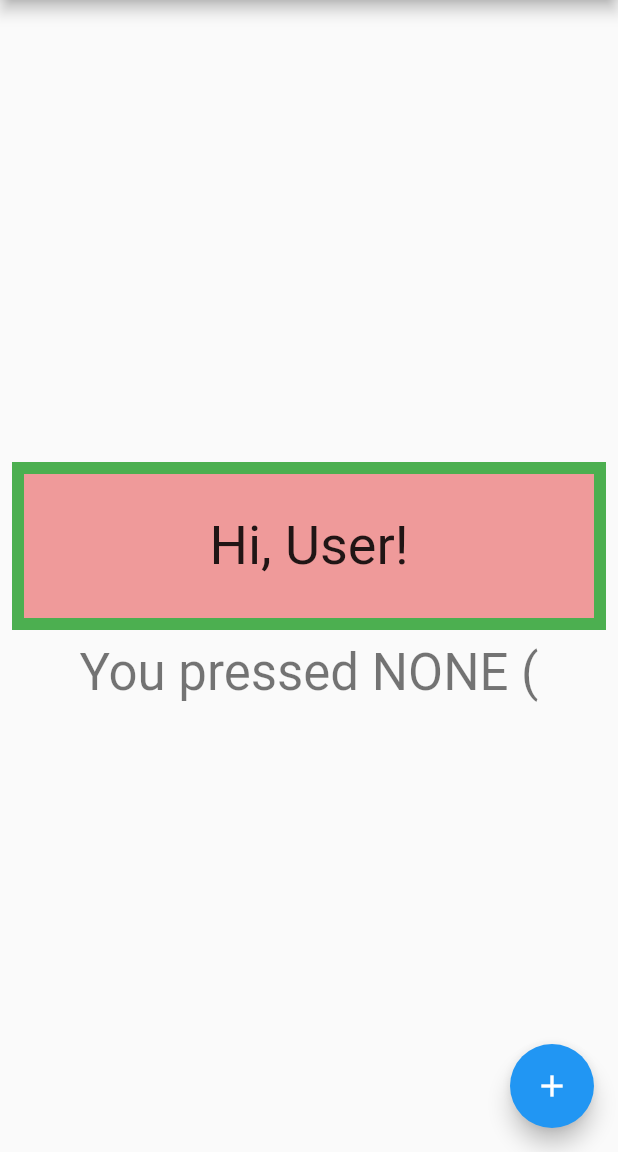
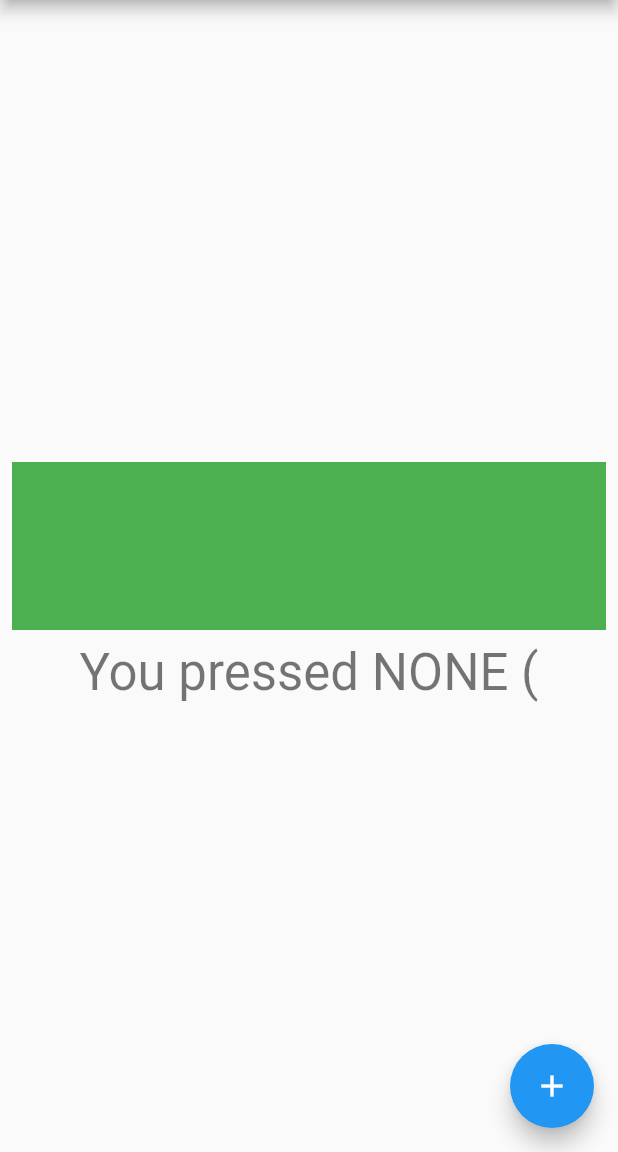
Before and after one commit to ValeriusGC/f_latte, a Flutter app: the screen it shows after launch, on a phone screen of 412 x 824 dp, the part 84-1236 px from its top. Run offline on Flutter 3.47's test engine with Material 2 defaults, Android fonts, the phone set to English and light mode, and no system bars; missing offline and left inert: geopattern_flutter.

Commit message:
ишшо

```diff
--- a/lib/background.dart
+++ b/lib/background.dart
@@ -1,10 +1,10 @@
-
 import 'dart:math';
 
 import 'package:flutter/material.dart';
 import 'package:flutter/widgets.dart';
 import 'package:geopattern_flutter/geopattern_flutter.dart';
 import 'package:geopattern_flutter/patterns/overlapping_circles.dart';
+import 'package:geopattern_flutter/patterns/squares.dart';
 
 class CustomBackground extends StatelessWidget {
   @override
@@ -17,14 +17,41 @@ class CustomBackground extends StatelessWidget {
           ny: 6,
           fillColors: List.generate(
               36,
-                  (int i) => Color.fromARGB(
-                  10 + (gen.nextDouble() * 30).round(),
-                  50 + gen.nextInt(2) * 150,
-                  50 + gen.nextInt(2) * 150,
-                  50 + gen.nextInt(2) * 150)));
+              (int i) => Color.fromARGB(
+                    10 + (gen.nextDouble() * 30).round(),
+                    50 + gen.nextInt(2) * 150,
+                    50 + gen.nextInt(2) * 150,
+                    50 + gen.nextInt(2) * 150,
+                  )));
       return CustomPaint(
           size: Size(constraints.maxWidth, constraints.maxHeight),
           painter: FullPainter(pattern: pattern, background: Colors.yellow));
     });
   }
 }
+
+class CustomBackground2 extends StatelessWidget {
+  @override
+  Widget build(BuildContext context) {
+    return LayoutBuilder(builder: (context, constraints) {
+      final gen = Random();
+      final pattern = Squares(
+        nx: 6,
+        ny: 6,
+        fillColors: List.generate(
+            36,
+            (int i) => Color.fromARGB(
+                  10 + (gen.nextDouble() * 30).round(),
+                  50 + gen.nextInt(2) * 150,
+                  50 + gen.nextInt(2) * 150,
+                  50 + gen.nextInt(2) * 150,
+                )),
+        side: 6,
+        strokeColor: Colors.red,
+      );
+      return CustomPaint(
+          size: Size(constraints.maxWidth, constraints.maxHeight),
+          painter: FullPainter(pattern: pattern, background: Colors.yellow));
+    });
+  }
+}
--- a/lib/main.dart
+++ b/lib/main.dart
@@ -109,26 +109,7 @@ class _MyHomePageState extends State<MyHomePage> {
                   decoration: BoxDecoration(
                     color: Colors.green,
                   ),
-                  child: CustomBackground(),
-                ),
-                Container(
-                  margin: EdgeInsets.all(16),
-                  padding: EdgeInsets.all(16),
-                  height: 96,
-                  decoration: BoxDecoration(
-                    color: Colors.red[200],
-                  ),
-                  child: Row(
-                    mainAxisAlignment: MainAxisAlignment.center,
-                    children: <Widget>[
-                      Text(
-                        S.of(context).greeting('User'),
-                        style: TextStyle(
-                          fontSize: 36,
-                        ),
-                      ),
-                    ],
-                  ),
+                  child: CustomBackground2(),
                 ),
               ],
             ),
```
